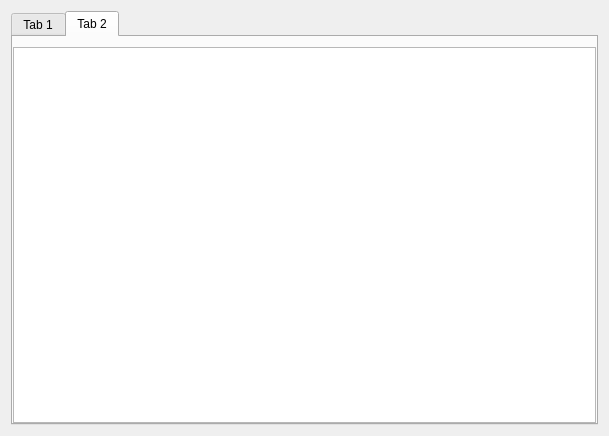
Before: the Qt Designer form resources/test_form.ui in shotgunsoftware/tk-multi-workfiles2, drawn with Qt 5.
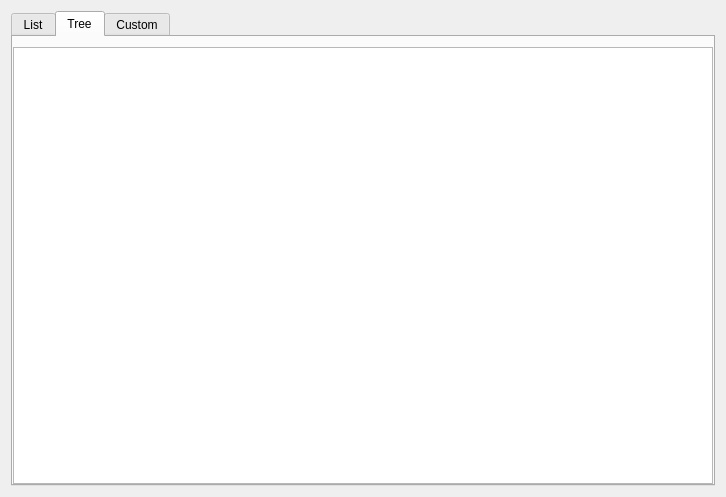
After: the same form once the commit is applied. The open tabs and pages were chosen to show the change. Custom widgets are drawn as their Qt base class.

Commit message: wip - test ui for grouped list view

The edit to the form file:
```diff
--- a/resources/test_form.ui
+++ b/resources/test_form.ui
@@ -6,8 +6,8 @@
    <rect>
     <x>0</x>
     <y>0</y>
-    <width>609</width>
-    <height>436</height>
+    <width>726</width>
+    <height>497</height>
    </rect>
   </property>
   <property name="windowTitle">
@@ -21,7 +21,7 @@
      </property>
      <widget class="QWidget" name="tab">
       <attribute name="title">
-       <string>Tab 1</string>
+       <string>List</string>
       </attribute>
       <layout class="QHBoxLayout" name="horizontalLayout">
        <property name="leftMargin">
@@ -48,9 +48,31 @@
        </item>
       </layout>
      </widget>
+     <widget class="QWidget" name="tab_3">
+      <attribute name="title">
+       <string>Tree</string>
+      </attribute>
+      <layout class="QHBoxLayout" name="horizontalLayout_4">
+       <property name="leftMargin">
+        <number>0</number>
+       </property>
+       <property name="topMargin">
+        <number>10</number>
+       </property>
+       <property name="rightMargin">
+        <number>0</number>
+       </property>
+       <property name="bottomMargin">
+        <number>0</number>
+       </property>
+       <item>
+        <widget class="QTreeView" name="treeView"/>
+       </item>
+      </layout>
+     </widget>
      <widget class="QWidget" name="tab_2">
       <attribute name="title">
-       <string>Tab 2</string>
+       <string>Custom</string>
       </attribute>
       <layout class="QHBoxLayout" name="horizontalLayout_3">
        <property name="leftMargin">
@@ -66,7 +88,11 @@
         <number>0</number>
        </property>
        <item>
-        <widget class="QTreeView" name="treeView"/>
+        <widget class="GroupedListView" name="customView" native="true">
+         <property name="styleSheet">
+          <string notr="true"/>
+         </property>
+        </widget>
        </item>
       </layout>
      </widget>
@@ -74,6 +100,14 @@
    </item>
   </layout>
  </widget>
+ <customwidgets>
+  <customwidget>
+   <class>GroupedListView</class>
+   <extends>QWidget</extends>
+   <header>..grouped_list_view</header>
+   <container>1</container>
+  </customwidget>
+ </customwidgets>
  <resources/>
  <connections/>
 </ui>
```
Left out of the diff: 8 changed lines with no effect on the pictures. The commit also changes 9 other files.
